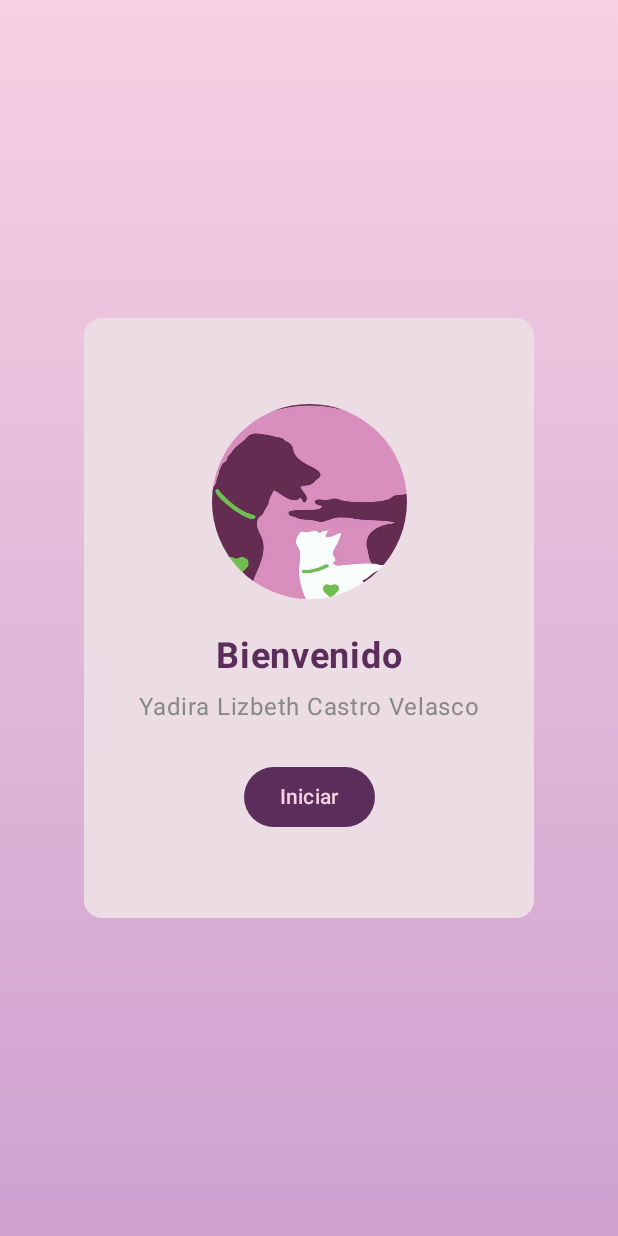
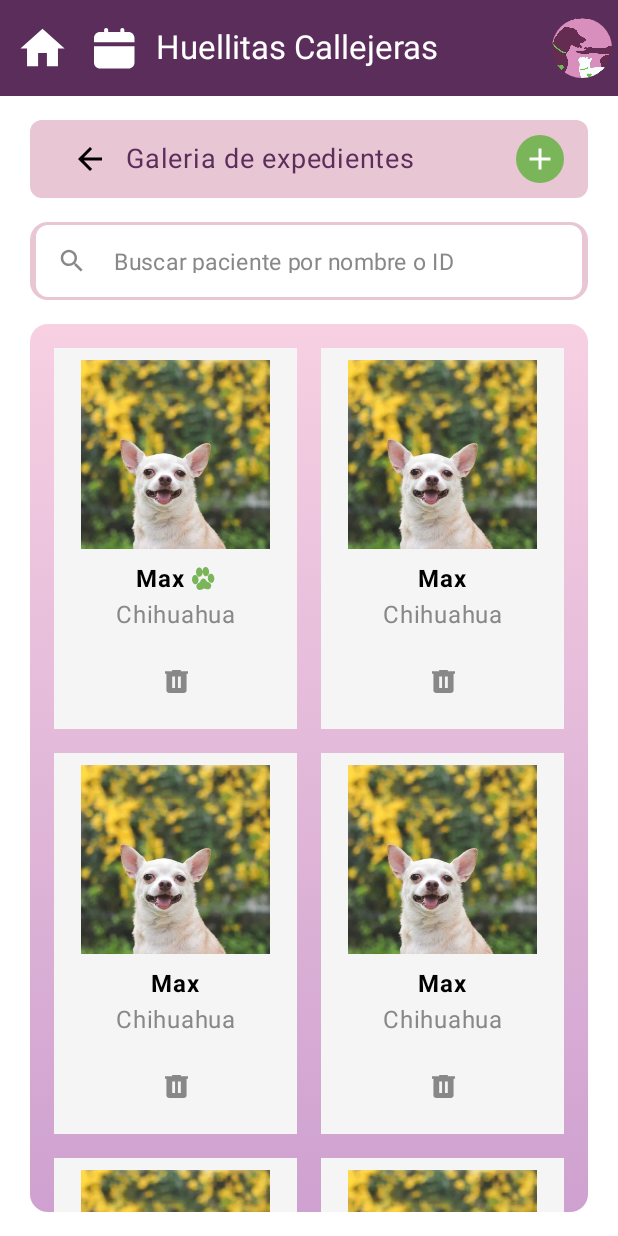
Before and after one commit to Miteek2000/Huellitas-callejeras, an Android app built with Jetpack Compose: the composable NavManager shown on its own in the app's theme, after a tap on "Iniciar", on a phone screen of 412 x 824 dp. Run offline under Robolectric (Android 15) with nearby library versions, the phone set to English and light mode, and no system bars.

Commit message:
primer commit vistaGaleria modificada

```diff
--- a/app/build.gradle.kts
+++ b/app/build.gradle.kts
@@ -49,6 +49,7 @@ dependencies {
     implementation(libs.androidx.compose.ui.graphics)
     implementation(libs.androidx.compose.ui.tooling.preview)
     implementation(libs.androidx.compose.material3)
+    implementation(libs.androidx.navigation.compose)
     testImplementation(libs.junit)
     androidTestImplementation(libs.androidx.junit)
     androidTestImplementation(libs.androidx.espresso.core)
--- a/app/src/main/java/com/mayte/huellitas_callejeras/MainActivity.kt
+++ b/app/src/main/java/com/mayte/huellitas_callejeras/MainActivity.kt
@@ -6,7 +6,7 @@ import androidx.activity.compose.setContent
 import androidx.activity.enableEdgeToEdge
 import androidx.compose.runtime.Composable
 import androidx.compose.ui.tooling.preview.Preview
-import com.mayte.huellitas_callejeras.Screens.InicioSesion
+import com.mayte.huellitas_callejeras.navegacion.NavManager
 import com.mayte.huellitas_callejeras.ui.theme.Huellitas_callejerasTheme
 
 class MainActivity : ComponentActivity() {
@@ -15,7 +15,7 @@ class MainActivity : ComponentActivity() {
         enableEdgeToEdge()
         setContent {
             Huellitas_callejerasTheme {
-              InicioSesion()
+              NavManager()
             }
         }
     }
--- a/app/src/main/java/com/mayte/huellitas_callejeras/Screens/GaleriaScreen.kt
+++ b/app/src/main/java/com/mayte/huellitas_callejeras/Screens/GaleriaScreen.kt
@@ -8,50 +8,66 @@ import androidx.compose.foundation.lazy.grid.GridCells
 import androidx.compose.foundation.lazy.grid.LazyVerticalGrid
 import androidx.compose.foundation.lazy.grid.items
 import androidx.compose.foundation.shape.CircleShape
+import androidx.compose.foundation.shape.RoundedCornerShape
 import androidx.compose.material.icons.Icons
-import androidx.compose.material.icons.filled.*
+import androidx.compose.material.icons.filled.Add
+import androidx.compose.material.icons.filled.ArrowBack
+import androidx.compose.material.icons.filled.Search
 import androidx.compose.material3.*
 import androidx.compose.runtime.Composable
 import androidx.compose.runtime.collectAsState
 import androidx.compose.runtime.getValue
+import androidx.compose.runtime.mutableStateOf
+import androidx.compose.runtime.remember
+import androidx.compose.runtime.setValue
 import androidx.compose.ui.Alignment
 import androidx.compose.ui.Modifier
 import androidx.compose.ui.draw.clip
+import androidx.compose.ui.graphics.Brush
 import androidx.compose.ui.graphics.Color
+import androidx.compose.ui.graphics.RectangleShape
 import androidx.compose.ui.layout.ContentScale
 import androidx.compose.ui.res.painterResource
+import androidx.compose.ui.text.TextStyle
 import androidx.compose.ui.text.font.FontWeight
 import androidx.compose.ui.unit.dp
 import androidx.compose.ui.unit.sp
 import androidx.lifecycle.viewmodel.compose.viewModel
+import androidx.navigation.NavController
 import com.mayte.huellitas_callejeras.R
 import com.mayte.huellitas_callejeras.models.Patient
+import com.mayte.huellitas_callejeras.ui.theme.pink1
+import com.mayte.huellitas_callejeras.ui.theme.purple1
 import com.mayte.huellitas_callejeras.viewmodels.GaleriaViewModel
 
 @OptIn(ExperimentalMaterial3Api::class)
 @Composable
-fun GaleriaScreen(galeriaViewModel: GaleriaViewModel = viewModel()) {
+fun GaleriaScreen(navController: NavController, galeriaViewModel: GaleriaViewModel = viewModel()) {
     val patients by galeriaViewModel.patients.collectAsState()
+    var searchText by remember { mutableStateOf("") }
 
     Column(
         modifier = Modifier
             .fillMaxSize()
-            .background(Color(0xFFECDCE4))
+            .background(Color.White)
     ) {
         TopAppBar(
             title = { Text("Huellitas Callejeras") },
             navigationIcon = {
+                Row {
                     IconButton(onClick = { /* TODO */ }) {
-                    Icon(Icons.Filled.DateRange, contentDescription = "Calendar")
+                        Icon(painter = painterResource(id = R.drawable.home), contentDescription = "Home", tint = Color.White)
+                    }
+                    IconButton(onClick = { /* TODO */ }) {
+                        Icon(painter = painterResource(id = R.drawable.calender), contentDescription = "Calendar", tint = Color.White)
+                    }
                 }
             },
             actions = {
-                IconButton(onClick = { /* TODO */ }) {
-                    Icon(Icons.Filled.Home, contentDescription = "Home")
-                }
                 Image(
                     painter = painterResource(id = R.drawable.logo),
                     contentDescription = "Logo",
+                    contentScale = ContentScale.Crop,
                     modifier = Modifier
                         .size(40.dp)
                         .clip(CircleShape)
@@ -59,58 +75,106 @@ fun GaleriaScreen(galeriaViewModel: GaleriaViewModel = viewModel()) {
             },
             colors = TopAppBarDefaults.topAppBarColors(
                 containerColor = Color(0xFF5B2D5B),
-                titleContentColor = Color.White,
-                actionIconContentColor = Color.White,
-                navigationIconContentColor = Color.White
+                titleContentColor = Color.White
             )
         )
+
+        Spacer(modifier = Modifier.height(16.dp))
 
         Row(
             modifier = Modifier
                 .fillMaxWidth()
-                .background(Color(0xFFE5B4D3))
-                .padding(horizontal = 16.dp, vertical = 8.dp),
+                .padding(start = 20.dp, end = 20.dp)
+                .background(Color(0xFFE8C6D4), shape = RoundedCornerShape(8.dp))
+                .padding(horizontal = 16.dp, vertical = 2.dp),
             verticalAlignment = Alignment.CenterVertically,
             horizontalArrangement = Arrangement.SpaceBetween
         ) {
+            Row(verticalAlignment = Alignment.CenterVertically) {
+                IconButton(onClick = { navController.popBackStack() }) {
                     Icon(Icons.Default.ArrowBack, contentDescription = "Back", tint = Color.Black)
-            Text(text = "Galeria de expedientes", fontSize = 18.sp, fontWeight = FontWeight.Bold, color = Color.Black)
+                }
+                Text(
+                    text = "Galeria de expedientes",
+                    fontSize = 18.sp,
+                    color = Color(0xFF5B2D5B)
+                )
+            }
             Icon(
                 imageVector = Icons.Default.Add,
                 contentDescription = "Add",
                 modifier = Modifier
                     .clip(CircleShape)
-                    .background(Color.Green)
+                    .background(Color(0xFF7AB659))
                     .clickable { galeriaViewModel.addPatient() }
                     .padding(4.dp),
                 tint = Color.White
             )
         }
 
-        OutlinedTextField(
-            value = "",
-            onValueChange = {},
+        Box(
             modifier = Modifier
                 .fillMaxWidth()
-                .padding(16.dp),
-            placeholder = { Text("Buscar paciente por nombre o ID") },
+                .padding(top = 16.dp, bottom = 16.dp, start = 20.dp, end = 20.dp)
+        ) {
+            Box(
+                modifier = Modifier
+                    .fillMaxWidth()
+                    .background(color = Color(0xFFE8C6D4), shape = RoundedCornerShape(12.dp))
+                    .padding(horizontal = 4.dp, vertical = 2.dp)
+            ) {
+
+                TextField(
+                    value = searchText,
+                    onValueChange = {
+                        searchText = it
+                        //Agregar en viewmodels funcionalidad searchPatients()
+                    },
+                    modifier = Modifier
+                        .fillMaxWidth()
+                        .height(48.dp),
+                    placeholder = { Text("Buscar paciente por nombre o ID",
+                      color = Color.Gray,
+                      fontSize = 15.sp,
+                      lineHeight = 5.sp) },
                     leadingIcon = {
-                Icon(Icons.Default.Search, contentDescription = "Search")
+                        Icon(Icons.Default.Search,
+                          contentDescription = "Search", tint = Color.Gray,
+                          modifier = Modifier.size(20.dp))
                     },
-            colors = OutlinedTextFieldDefaults.colors(
-                focusedBorderColor = Color(0xFF5B2D5B),
-                unfocusedBorderColor = Color.Gray,
+                    shape = RoundedCornerShape(8.dp),
+                    singleLine = true,
+                    textStyle = TextStyle(fontSize = 16.sp, lineHeight = 16.sp),
+                    colors = TextFieldDefaults.colors(
+                        focusedContainerColor = Color.White,
+                        unfocusedContainerColor = Color.White,
+                        focusedIndicatorColor = Color.Transparent,
+                        unfocusedIndicatorColor = Color.Transparent,
+                        cursorColor = Color(0xFF5B2D5B),
+                        focusedTextColor = Color.Black,
+                        unfocusedTextColor = Color.Black
                     )
                 )
+            }
+        }
 
+        Box(
+            modifier = Modifier
+                .fillMaxSize()
+                .padding(start = 20.dp, end = 20.dp, bottom = 16.dp)
+                .clip(RoundedCornerShape(12.dp))
+                .background(Brush.verticalGradient(listOf(pink1, purple1)))
+        ) {
             LazyVerticalGrid(
                 columns = GridCells.Fixed(2),
                 contentPadding = PaddingValues(16.dp),
                 horizontalArrangement = Arrangement.spacedBy(16.dp),
-            verticalArrangement = Arrangement.spacedBy(16.dp)
+                verticalArrangement = Arrangement.spacedBy(16.dp),
+                modifier = Modifier.fillMaxSize()
             ) {
                 items(patients) { patient ->
                     PatientCard(patient = patient, onDelete = { galeriaViewModel.removePatient(patient) })
+                }
             }
         }
     }
@@ -119,32 +183,32 @@ fun GaleriaScreen(galeriaViewModel: GaleriaViewModel = viewModel()) {
 @Composable
 fun PatientCard(patient: Patient, onDelete: () -> Unit) {
     Card(
-        modifier = Modifier.clickable { /* Handle selection */ },
+        modifier = Modifier.clickable {  },
+        shape = RectangleShape,
         colors = CardDefaults.cardColors(
             containerColor = Color(0xFFF5F5F5)
         )
     ) {
         Column(
-            modifier = Modifier.padding(8.dp),
+            modifier = Modifier.fillMaxWidth().padding(8.dp),
             horizontalAlignment = Alignment.CenterHorizontally
         ) {
             Image(
-                painter = painterResource(id = R.drawable.logo), // Using logo as a placeholder
+                painter = painterResource(id = R.drawable.ejemploexpediente),
                 contentDescription = patient.name,
                 contentScale = ContentScale.Crop,
                 modifier = Modifier
-                    .size(100.dp)
-                    .clip(MaterialTheme.shapes.medium)
+                    .size(126.dp)
             )
             Spacer(modifier = Modifier.height(8.dp))
             Row(verticalAlignment = Alignment.CenterVertically) {
                 Text(text = patient.name, fontWeight = FontWeight.Bold)
-                if (patient.isVaccinated) {
+                if (patient.isAdopted) {
                     Spacer(modifier = Modifier.width(4.dp))
                     Icon(
-                        imageVector = Icons.Filled.Pets,
-                        contentDescription = "Vaccinated",
-                        tint = Color.Green,
+                        painter = painterResource(id = R.drawable.huella),
+                        contentDescription = "Adoptado",
+                        tint = Color(0xFF7AB659),
                         modifier = Modifier.size(16.dp)
                     )
                 }
@@ -153,7 +217,7 @@ fun PatientCard(patient: Patient, onDelete: () -> Unit) {
             Text(text = patient.breed, color = Color.Gray)
             Spacer(modifier = Modifier.height(8.dp))
             IconButton(onClick = onDelete) {
-                Icon(Icons.Default.Delete, contentDescription = "Delete", tint = Color.Gray)
+                Icon(painter = painterResource(id = R.drawable.basura), contentDescription = "Delete", tint = Color.Gray)
             }
         }
     }
--- a/app/src/main/java/com/mayte/huellitas_callejeras/models/Patient.kt
+++ b/app/src/main/java/com/mayte/huellitas_callejeras/models/Patient.kt
@@ -1,3 +1,7 @@
 package com.mayte.huellitas_callejeras.models
 
-data class Patient(val id: Int, val name: String, val breed: String, val imageUrl: String, var isVaccinated: Boolean = false)
+data class Patient(val id: Int,
+                   val name: String,
+                   val breed: String,
+                   val imageUrl: String,
+                   var isAdopted: Boolean = false)
--- a/app/src/main/java/com/mayte/huellitas_callejeras/navegacion/AppScreens.kt
+++ b/app/src/main/java/com/mayte/huellitas_callejeras/navegacion/AppScreens.kt
@@ -2,4 +2,5 @@ package com.mayte.huellitas_callejeras.navegacion
 
 sealed class AppScreens(val route: String) {
     object InicioSesion : AppScreens("inicio_sesion")
+    object GaleriaScreen : AppScreens("galeria_screen")
 }
--- a/app/src/main/java/com/mayte/huellitas_callejeras/navegacion/NavManager.kt
+++ b/app/src/main/java/com/mayte/huellitas_callejeras/navegacion/NavManager.kt
@@ -14,6 +14,8 @@ fun NavManager(){
     composable(AppScreens.InicioSesion.route) {
         InicioSesion(navController)
     }
-
+    composable(AppScreens.GaleriaScreen.route) {
+        GaleriaScreen(navController)
+    }
   }
 }
--- a/app/src/main/java/com/mayte/huellitas_callejeras/viewmodels/GaleriaViewModel.kt
+++ b/app/src/main/java/com/mayte/huellitas_callejeras/viewmodels/GaleriaViewModel.kt
@@ -13,18 +13,18 @@ class GaleriaViewModel : ViewModel() {
     init {
         // Datos de ejemplo
         _patients.value = listOf(
-            Patient(1, "Max", "Chihuahua", "", isVaccinated = true),
+            Patient(1, "Max", "Chihuahua", "", isAdopted = true),
             Patient(2, "Max", "Chihuahua", ""),
             Patient(3, "Max", "Chihuahua", ""),
             Patient(4, "Max", "Chihuahua", ""),
-            Patient(5, "Max", "Chihuahua", "", isVaccinated = true),
+            Patient(5, "Max", "Chihuahua", "", isAdopted = true),
             Patient(6, "Max", "Chihuahua", ""),
         )
     }
 
     fun addPatient() {
         val newId = (_patients.value.maxOfOrNull { it.id } ?: 0) + 1
-        val newPatient = Patient(newId, "Nuevo", "Mestizo", "", isVaccinated = false)
+        val newPatient = Patient(newId, "Nuevo", "Mestizo", "", isAdopted = false)
         _patients.value = _patients.value + newPatient
     }
 
--- a/gradle/libs.versions.toml
+++ b/gradle/libs.versions.toml
@@ -8,6 +8,7 @@ espressoCore = "3.7.0"
 lifecycleRuntimeKtx = "2.9.4"
 activityCompose = "1.11.0"
 composeBom = "2024.09.00"
+navigationCompose = "2.9.6"
 
 [libraries]
 androidx-core-ktx = { group = "androidx.core", name = "core-ktx", version.ref = "coreKtx" }
@@ -24,6 +25,7 @@ androidx-compose-ui-tooling-preview = { group = "androidx.compose.ui", name = "u
 androidx-compose-ui-test-manifest = { group = "androidx.compose.ui", name = "ui-test-manifest" }
 androidx-compose-ui-test-junit4 = { group = "androidx.compose.ui", name = "ui-test-junit4" }
 androidx-compose-material3 = { group = "androidx.compose.material3", name = "material3" }
+androidx-navigation-compose = { group = "androidx.navigation", name = "navigation-compose", version.ref = "navigationCompose" }
 
 [plugins]
 android-application = { id = "com.android.application", version.ref = "agp" }
```
Also changed, not shown: app/src/main/java/com/mayte/huellitas_callejeras/ui/theme/Color.kt (+4 -3 lines). Lines whose indentation alone changed are shown as unchanged.
